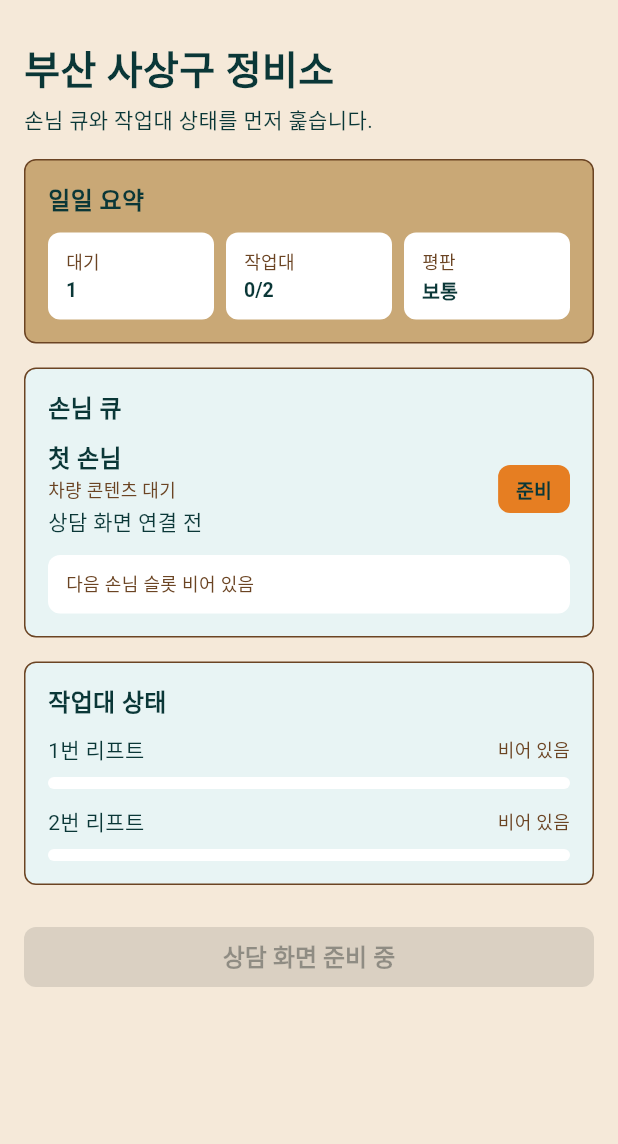
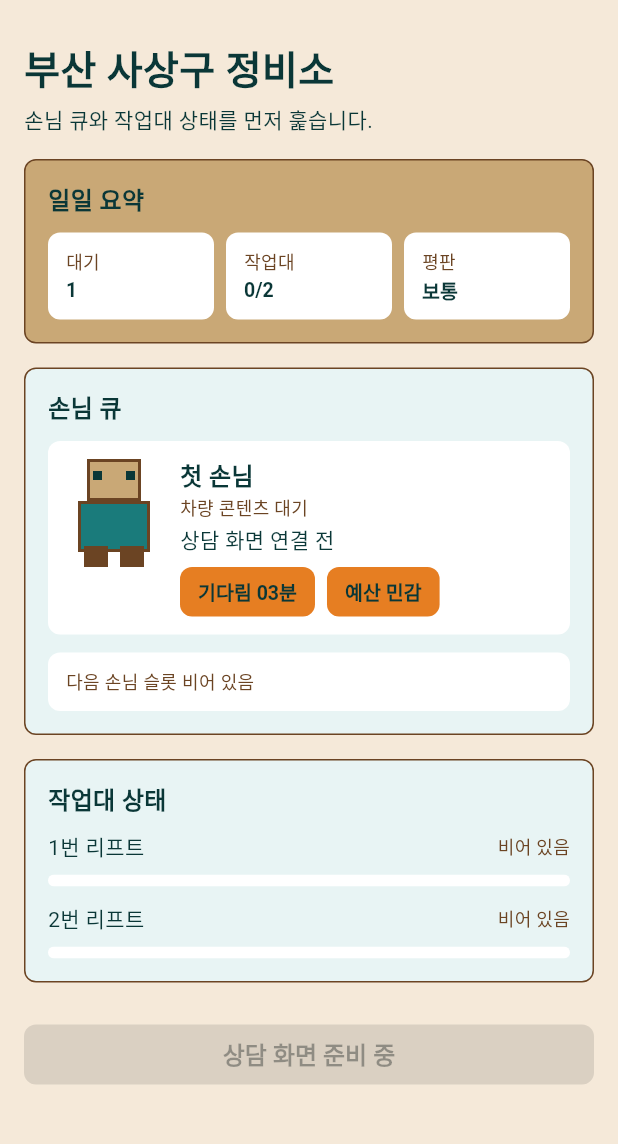
Before and after one commit to JongminChoi98/pit-stop, a Flutter app: the screen it shows after launch, on a phone screen of 412 x 824 dp, the part 63-1207 px from its top. Run offline on Flutter 3.47's test engine with Material 3 defaults, Android fonts, the phone set to English and light mode, and no system bars; our stand-ins replace yaml.

```diff
--- a/lib/ui/workshop_overview_screen.dart
+++ b/lib/ui/workshop_overview_screen.dart
@@ -90,7 +90,8 @@ class _CustomerQueuePanel extends StatelessWidget {
             name: '첫 손님',
             vehicle: '차량 콘텐츠 대기',
             issue: '상담 화면 연결 전',
-            tag: '준비',
+            mood: '기다림 03분',
+            tag: '예산 민감',
           ),
           SizedBox(height: PitStopSpacing.md),
           _EmptyQueueRow(),
@@ -185,18 +186,30 @@ class _QueueRow extends StatelessWidget {
     required this.name,
     required this.vehicle,
     required this.issue,
+    required this.mood,
     required this.tag,
   });
 
   final String name;
   final String vehicle;
   final String issue;
+  final String mood;
   final String tag;
 
   @override
   Widget build(BuildContext context) {
-    return Row(
+    return DecoratedBox(
+      decoration: BoxDecoration(
+        color: PitStopColors.paper,
+        borderRadius: BorderRadius.circular(8),
+      ),
+      child: Padding(
+        padding: const EdgeInsets.all(PitStopSpacing.md),
+        child: Row(
+          crossAxisAlignment: CrossAxisAlignment.start,
           children: [
+            const _BlockCustomerAvatar(),
+            const SizedBox(width: PitStopSpacing.md),
             Expanded(
               child: Column(
                 crossAxisAlignment: CrossAxisAlignment.start,
@@ -206,12 +219,113 @@ class _QueueRow extends StatelessWidget {
                   Text(vehicle, style: PitStopText.caption),
                   const SizedBox(height: PitStopSpacing.xs),
                   Text(issue, style: PitStopText.body),
+                  const SizedBox(height: PitStopSpacing.sm),
+                  Wrap(
+                    spacing: PitStopSpacing.sm,
+                    runSpacing: PitStopSpacing.xs,
+                    children: [
+                      _StatusChip(label: mood),
+                      _StatusChip(label: tag),
+                    ],
+                  ),
                 ],
               ),
             ),
-        const SizedBox(width: PitStopSpacing.md),
-        _StatusChip(label: tag),
           ],
+        ),
+      ),
+    );
+  }
+}
+
+class _BlockCustomerAvatar extends StatelessWidget {
+  const _BlockCustomerAvatar();
+
+  @override
+  Widget build(BuildContext context) {
+    return const SizedBox(
+      key: Key('customer-avatar-placeholder'),
+      width: 64,
+      height: 72,
+      child: Stack(
+        alignment: Alignment.topCenter,
+        children: [
+          Positioned(top: 0, child: _PixelBox(width: 36, height: 28)),
+          Positioned(
+            top: 8,
+            left: 18,
+            child: _PixelDot(color: PitStopColors.diagCool900),
+          ),
+          Positioned(
+            top: 8,
+            right: 18,
+            child: _PixelDot(color: PitStopColors.diagCool900),
+          ),
+          Positioned(
+            top: 28,
+            child: _PixelBox(
+              width: 48,
+              height: 34,
+              color: PitStopColors.diagCool500,
+            ),
+          ),
+          Positioned(
+            bottom: 0,
+            left: 12,
+            child: _PixelBox(
+              width: 16,
+              height: 14,
+              color: PitStopColors.shopWarm700,
+            ),
+          ),
+          Positioned(
+            bottom: 0,
+            right: 12,
+            child: _PixelBox(
+              width: 16,
+              height: 14,
+              color: PitStopColors.shopWarm700,
+            ),
+          ),
+        ],
+      ),
+    );
+  }
+}
+
+class _PixelBox extends StatelessWidget {
+  const _PixelBox({
+    required this.width,
+    required this.height,
+    this.color = PitStopColors.shopWarm300,
+  });
+
+  final double width;
+  final double height;
+  final Color color;
+
+  @override
+  Widget build(BuildContext context) {
+    return DecoratedBox(
+      decoration: BoxDecoration(
+        color: color,
+        border: Border.all(color: PitStopColors.shopWarm700, width: 2),
+      ),
+      child: SizedBox(width: width, height: height),
+    );
+  }
+}
+
+class _PixelDot extends StatelessWidget {
+  const _PixelDot({required this.color});
+
+  final Color color;
+
+  @override
+  Widget build(BuildContext context) {
+    return DecoratedBox(
+      decoration: BoxDecoration(color: color),
+      child: const SizedBox(width: 6, height: 6),
     );
   }
 }
```
Also changed, not shown: 1 other file. Lines whose indentation alone changed are shown as unchanged.
